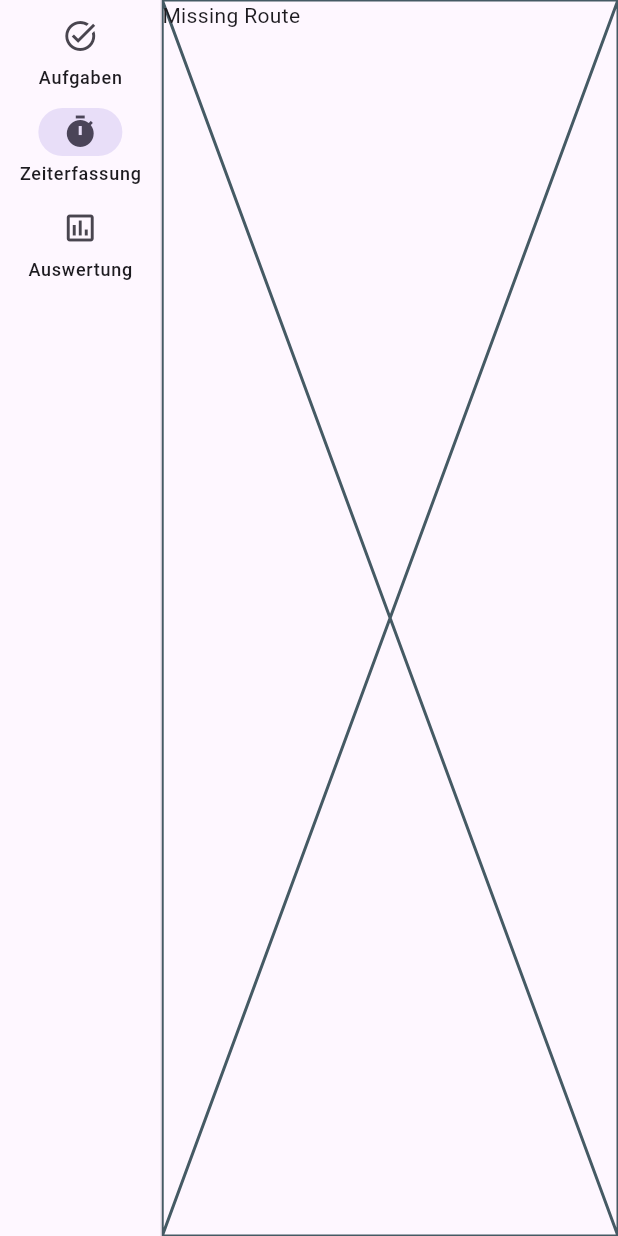
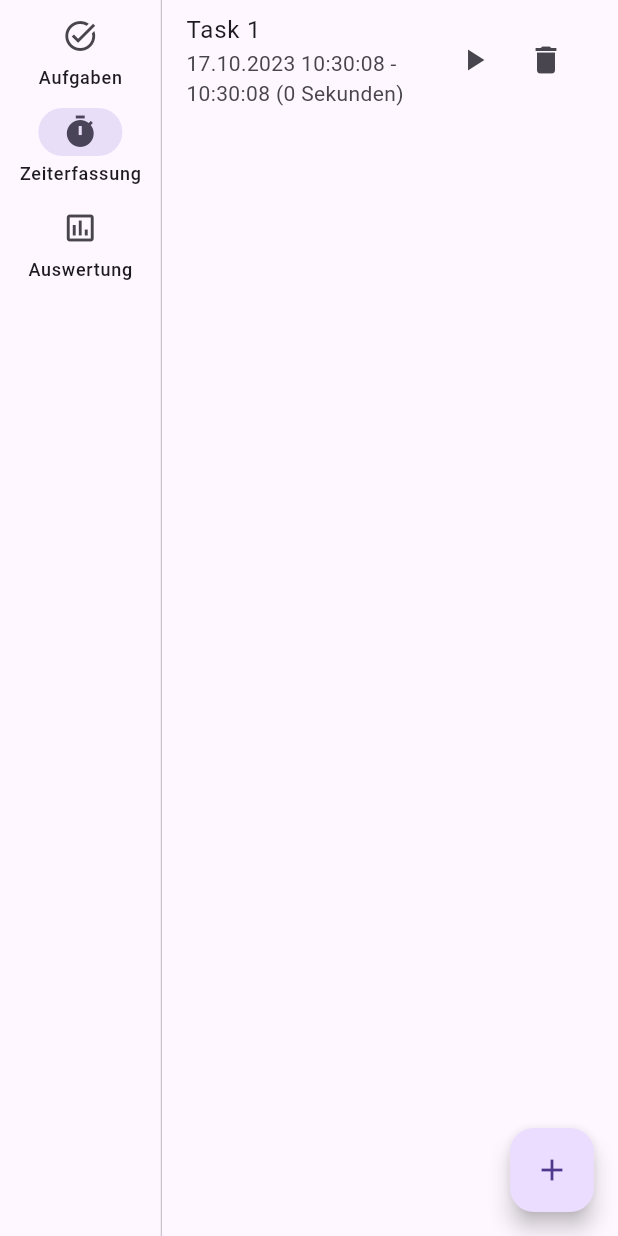
Before and after one commit to devtronic/modulare-flutter-apps, a Flutter app: the screen it shows after launch, after a tap on "Zeiterfassung", on a phone screen of 412 x 824 dp. Run offline on Flutter 3.47's test engine with Material 2 defaults, Android fonts, the phone set to English and light mode, and no system bars; our stand-ins replace reactive_forms, rxdart.

Commit message:
feat: Added time tracking logic

```diff
--- /dev/null
+++ b/lib/helper.dart
@@ -0,0 +1,62 @@
+import 'package:intl/intl.dart';
+
+extension DateFormatExtension on DateTime {
+  String format(String formatString) {
+    return DateFormat(formatString).format(this);
+  }
+
+  bool isSameDay(DateTime other) {
+    return day == other.day && month == other.month && year == other.year;
+  }
+}
+
+extension DurationExtension on Duration {
+  String asHumanReadable() {
+    var totalSeconds = inSeconds;
+    var out = "";
+
+    var secondsPerMinute = 60;
+    var secondsPerHour = 60 * secondsPerMinute;
+    var secondsPerDay = 24 * secondsPerHour;
+    if (totalSeconds >= secondsPerDay) {
+      var days = (totalSeconds / secondsPerDay).floor();
+      out += "$days Tag";
+      if (days != 1) {
+        out += "e";
+      }
+      out += ", ";
+      totalSeconds -= days * secondsPerDay;
+    }
+
+    if (totalSeconds >= secondsPerHour) {
+      var hours = (totalSeconds / secondsPerHour).floor();
+      out += "$hours Stunde";
+      if (hours != 1) {
+        out += "n";
+      }
+      out += ", ";
+      totalSeconds -= hours * secondsPerHour;
+    }
+
+    if (totalSeconds >= secondsPerMinute) {
+      var minutes = (totalSeconds / secondsPerMinute).floor();
+      out += "$minutes Minute";
+      if (minutes != 1) {
+        out += "n";
+      }
+      out += ", ";
+      totalSeconds -= minutes * secondsPerMinute;
+    }
+
+    if (totalSeconds >= 0) {
+      out += "$totalSeconds Sekunde";
+      if (totalSeconds != 1) {
+        out += "n";
+      }
+      out += ", ";
+      totalSeconds = 0;
+    }
+
+    return out.substring(0, out.length - 2);
+  }
+}
--- a/lib/navigation_outlet.dart
+++ b/lib/navigation_outlet.dart
@@ -1,14 +1,17 @@
+import 'package:ctwebdev2023/time_tracking/repository/time_tracking_repository.dart';
+import 'package:ctwebdev2023/time_tracking/widgets/time_tracking_list.dart';
 import 'package:flutter/material.dart';
 
 import 'tasks/repository/task_repository.dart';
 import 'tasks/widgets/tasks_list.dart';
 
 final _taskRepository = TaskRepository();
+final _timeTrackingRepository = TimeTrackingRepository();
 
 class NavigationOutlet extends StatefulWidget {
   final String? routeName;
 
-  const NavigationOutlet({this.routeName = null, super.key});
+  const NavigationOutlet({this.routeName, super.key});
 
   @override
   State<NavigationOutlet> createState() {
@@ -71,11 +74,17 @@ class _NavigationOutletState extends State<NavigationOutlet> {
       child: Navigator(
         key: navigatorKey,
         onGenerateRoute: (RouteSettings settings) {
-          WidgetBuilder builder = (ctx) => const Placeholder(
-                child: Text("Missing Route"),
-              );
+          WidgetBuilder builder = (ctx) {
+            return const Center(child: Text("Missing Route"));
+          };
+
           if (widget.routeName == null || widget.routeName == 'tasks') {
             builder = (ctx) => TasksList(taskRepository: _taskRepository);
+          } else if (widget.routeName == 'time-tracking') {
+            builder = (ctx) => TimeTrackingList(
+                  timeTrackingRepository: _timeTrackingRepository,
+                  taskRepository: _taskRepository,
+                );
           }
           return MaterialPageRoute<void>(
             builder: builder,
@@ -95,10 +104,7 @@ class _NavigationOutletState extends State<NavigationOutlet> {
         selectedIndex: screenIndex,
         useIndicator: true,
         onDestinationSelected: (int index) {
-          Navigator.of(context).pushNamed(_routes[index]);
-          setState(() {
-            screenIndex = index;
-          });
+          Navigator.of(context).pushReplacementNamed(_routes[index]);
         },
       ),
     );
--- a/lib/tasks/repository/task_repository.dart
+++ b/lib/tasks/repository/task_repository.dart
@@ -4,30 +4,30 @@ import '../dto/task.dart';
 import 'package:rxdart/rxdart.dart';
 
 class TaskRepository {
-  final _tasks$ = BehaviorSubject<List<Task>>();
+  final _tasks$ = BehaviorSubject<List<Task>>()..add([]);
 
   late final Stream<List<Task>> tasks$ = _tasks$;
 
   TaskRepository() {
-    _tasks$.value = [
-      // Task(
-      //   id: 1,
-      //   createdAt: DateTime.now().add(const Duration(days: 10)),
-      //   text: 'Task 1',
-      // ),
-      // Task(
-      //   id: 2,
-      //   createdAt: DateTime.now().add(const Duration(days: 12)),
-      //   text: 'Task 2',
-      //   isDone: true,
-      // ),
-      // Task(
-      //   id: 3,
-      //   createdAt: DateTime.now().add(const Duration(days: 1)),
-      //   text: 'Task 3',
-      //   isDone: false,
-      // ),
-    ];
+    _tasks$.add([
+      Task(
+        id: 1,
+        createdAt: DateTime.now().add(const Duration(days: 10)),
+        text: 'Task 1',
+      ),
+      Task(
+        id: 2,
+        createdAt: DateTime.now().add(const Duration(days: 12)),
+        text: 'Task 2',
+        isDone: true,
+      ),
+      Task(
+        id: 3,
+        createdAt: DateTime.now().add(const Duration(days: 1)),
+        text: 'Task 3',
+        isDone: false,
+      ),
+    ]);
   }
 
   void updateTaskState(Task task, bool isDone) {
@@ -43,7 +43,7 @@ class TaskRepository {
     }
     task.isDone = isDone;
     newTasks[index] = task;
-    _tasks$.value = newTasks;
+    _tasks$.add(newTasks);
   }
 
   void save(Task task) {
@@ -61,7 +61,7 @@ class TaskRepository {
       newTasks[index] = task;
     }
 
-    _tasks$.value = newTasks;
+    _tasks$.add(newTasks);
   }
 
   void delete(Task task) {
@@ -71,6 +71,6 @@ class TaskRepository {
       return;
     }
     newTasks.removeAt(index);
-    _tasks$.value = newTasks;
+    _tasks$.add(newTasks);
   }
 }
--- /dev/null
+++ b/lib/tasks/widgets/delete_task_dialog.dart
@@ -0,0 +1,32 @@
+import 'package:flutter/material.dart';
+
+import '../dto/task.dart';
+
+class DeleteTaskDialog extends StatelessWidget {
+  final Task task;
+
+  const DeleteTaskDialog({super.key, required this.task});
+
+  @override
+  Widget build(BuildContext context) {
+    return AlertDialog(
+      title: const Text('Aufgabe löschen'),
+      content: Text('Möchtest du die Aufgabe ${task.text} wirklich löschen?'),
+      actions: [
+        TextButton(
+          child: const Text('Abbrechen'),
+          onPressed: () {
+            Navigator.of(context).pop(false);
+          },
+        ),
+        FilledButton.tonal(
+          style: FilledButton.styleFrom(foregroundColor: Colors.redAccent),
+          child: const Text('Löschen'),
+          onPressed: () {
+            Navigator.of(context).pop(true);
+          },
+        )
+      ],
+    );
+  }
+}
--- a/lib/tasks/widgets/edit_task_dialog.dart
+++ b/lib/tasks/widgets/edit_task_dialog.dart
@@ -20,9 +20,12 @@ class EditTaskDialog extends StatelessWidget {
 
   @override
   Widget build(BuildContext context) {
+    var title = _task.id == 0
+        ? const Text("Aufgabe hinzufügen")
+        : const Text("Aufgabe bearbeiten");
     return AlertDialog(
       alignment: Alignment.center,
-      title: const Text("Aufgabe hinzufügen"),
+      title: title,
       content: _buildDialogContent(context),
       actions: _buildDialogActions(context),
     );
--- /dev/null
+++ b/lib/tasks/widgets/task_list_tile.dart
@@ -0,0 +1,48 @@
+import 'package:ctwebdev2023/tasks/dto/task.dart';
+import 'package:flutter/material.dart';
+
+class TaskListTile extends StatelessWidget {
+  final Task task;
+
+  final void Function(bool isDone) onUpdateTaskState;
+  final void Function() onEdit;
+  final void Function() onDelete;
+
+  const TaskListTile({
+    required this.task,
+    required this.onEdit,
+    required this.onDelete,
+    required this.onUpdateTaskState,
+    super.key,
+  });
+
+  @override
+  Widget build(BuildContext context) {
+    return CheckboxListTile(
+      controlAffinity: ListTileControlAffinity.leading,
+      title: _buildTitle(),
+      value: task.isDone,
+      onChanged: (checked) => onUpdateTaskState(checked ?? false),
+      secondary: _buildActions(),
+    );
+  }
+
+  Widget _buildActions() {
+    return Flex(
+      direction: Axis.horizontal,
+      mainAxisSize: MainAxisSize.min,
+      children: [
+        IconButton(onPressed: onEdit, icon: const Icon(Icons.edit)),
+        IconButton(onPressed: onDelete, icon: const Icon(Icons.delete_outline))
+      ],
+    );
+  }
+
+  Text _buildTitle() {
+    TextStyle? style;
+    if (task.isDone) {
+      style = const TextStyle(decoration: TextDecoration.lineThrough);
+    }
+    return Text(task.text, style: style);
+  }
+}
--- a/lib/tasks/widgets/tasks_list.dart
+++ b/lib/tasks/widgets/tasks_list.dart
@@ -1,6 +1,8 @@
-import 'package:ctwebdev2023/tasks/widgets/edit_task_dialog.dart';
 import 'package:flutter/material.dart';
 
+import './delete_task_dialog.dart';
+import './edit_task_dialog.dart';
+import './task_list_tile.dart';
 import '../dto/task.dart';
 import '../repository/task_repository.dart';
 
@@ -21,19 +23,31 @@ class TasksList extends StatelessWidget {
           if (!snapshot.hasData) {
             return const Center(child: CircularProgressIndicator());
           }
+          return _buildBody(context, snapshot.data!);
+        },
+      ),
+      floatingActionButton: _buildFloatingActionButton(context),
+    );
+  }
 
-          if (snapshot.data!.isEmpty) {
+  Widget _buildBody(BuildContext context, List<Task> tasks) {
+    if (tasks.isEmpty) {
       return const Center(
         child: Text('Noch keine Todos vorhanden'),
       );
     }
 
     return ListView(
-            children: snapshot.data!.map(_buildTaskListTile).toList(),
+      children: tasks.map((task) {
+        return TaskListTile(
+          task: task,
+          onEdit: () => _editTask(context, task),
+          onDelete: () => _deleteTask(context, task),
+          onUpdateTaskState: (isDone) {
+            _tasksRepository.updateTaskState(task, isDone);
+          },
         );
-        },
-      ),
-      floatingActionButton: _buildFloatingActionButton(context),
+      }).toList(),
     );
   }
 
@@ -59,39 +73,6 @@ class TasksList extends StatelessWidget {
     }
   }
 
-  Widget _buildTaskListTile(Task task) {
-    return CheckboxListTile(
-      controlAffinity: ListTileControlAffinity.leading,
-      title: Text(
-        task.text,
-        style: task.isDone
-            ? const TextStyle(decoration: TextDecoration.lineThrough)
-            : null,
-      ),
-      value: task.isDone,
-      onChanged: (checked) =>
-          _tasksRepository.updateTaskState(task, checked ?? false),
-      secondary: Builder(
-        builder: (context) {
-          return Flex(
-            direction: Axis.horizontal,
-            mainAxisSize: MainAxisSize.min,
-            children: [
-              IconButton(
-                onPressed: () => _editTask(context, task),
-                icon: const Icon(Icons.edit),
-              ),
-              IconButton(
-                onPressed: () => _deleteTask(context, task),
-                icon: const Icon(Icons.delete_outline),
-              ),
-            ],
-          );
-        },
-      ),
-    );
-  }
-
   _deleteTask(BuildContext context, Task task) async {
     if (await _confirmDelete(context, task)) {
       _tasksRepository.delete(task);
@@ -99,30 +80,10 @@ class TasksList extends StatelessWidget {
   }
 
   Future<bool> _confirmDelete(BuildContext context, Task task) async {
-    return (await showDialog<bool>(
+    var result = await showDialog<bool>(
       context: context,
-          builder: (context) => AlertDialog(
-            title: Text('Aufgabe löschen'),
-            content:
-                Text('Möchtest du die Aufgabe ${task.text} wirklich löschen?'),
-            actions: [
-              TextButton(
-                child: const Text('Abbrechen'),
-                onPressed: () {
-                  Navigator.of(context).pop(false);
-                },
-              ),
-              FilledButton.tonal(
-                style:
-                    FilledButton.styleFrom(foregroundColor: Colors.redAccent),
-                child: const Text('Löschen'),
-                onPressed: () {
-                  Navigator.of(context).pop(true);
-                },
-              )
-            ],
-          ),
-        )) ??
-        false;
+      builder: (context) => DeleteTaskDialog(task: task),
+    );
+    return result ?? false;
   }
 }
--- /dev/null
+++ b/lib/time_tracking/dto/time_tracking_entry.dart
@@ -0,0 +1,13 @@
+class TimeTrackingEntry {
+  int id;
+  int taskId;
+  DateTime startedAt;
+  DateTime? endedAt;
+
+  TimeTrackingEntry({
+    required this.id,
+    required this.taskId,
+    required this.startedAt,
+    this.endedAt,
+  });
+}
--- /dev/null
+++ b/lib/time_tracking/repository/time_tracking_repository.dart
@@ -0,0 +1,59 @@
+import 'dart:math';
+
+import 'package:ctwebdev2023/tasks/dto/task.dart';
+import 'package:rxdart/rxdart.dart';
+
+import '../dto/time_tracking_entry.dart';
+
+class TimeTrackingRepository {
+  final _entries$ = BehaviorSubject<List<TimeTrackingEntry>>()
+    ..add([
+      TimeTrackingEntry(
+          id: 1, startedAt: DateTime.now(), endedAt: DateTime.now(), taskId: 1)
+    ]);
+
+  late final Stream<List<TimeTrackingEntry>> entries$ = _entries$;
+
+  void startTimeTracking(Task task) {
+    var entry = TimeTrackingEntry(
+      id: _getNewId(),
+      taskId: task.id,
+      startedAt: DateTime.now(),
+    );
+
+    _entries$.add([
+      ..._entries$.value,
+      entry,
+    ]);
+  }
+
+  int _getNewId() {
+    if (_entries$.value.isEmpty) {
+      return 1;
+    }
+    return _entries$.value.map((e) => e.id).reduce(max) + 1;
+  }
+
+  void stopTimeTracking(TimeTrackingEntry entry) {
+    var newEntries = [..._entries$.value];
+    entry.endedAt = DateTime.now();
+
+    var index = newEntries.indexWhere((e) => e.id == entry.id);
+    if (index < 0) {
+      return;
+    }
+    newEntries[index] = entry;
+    _entries$.add(newEntries);
+  }
+
+  void delete(TimeTrackingEntry entry) {
+    var newEntries = [..._entries$.value];
+    var index = newEntries.indexWhere((e) => e.id == entry.id);
+    if (index < 0) {
+      return;
+    }
+    newEntries.removeAt(index);
+    _entries$.add(newEntries);
+
+  }
+}
--- /dev/null
+++ b/lib/time_tracking/widgets/time_tracking_list.dart
@@ -0,0 +1,121 @@
+import 'dart:async';
+
+import 'package:ctwebdev2023/time_tracking/widgets/delete_time_tracking_entry_dialog.dart';
+import 'package:flutter/material.dart';
+import 'package:rxdart/rxdart.dart';
+
+import '../../tasks/dto/task.dart';
+import '../../tasks/repository/task_repository.dart';
+import '../../tasks/widgets/select_task_dialog.dart';
+import '../widgets/time_tracking_list_tile.dart';
+import '../dto/time_tracking_entry.dart';
+import '../repository/time_tracking_repository.dart';
+
+class TimeTrackingListEntry {
+  final TimeTrackingEntry entry;
+  final Task? task;
+
+  TimeTrackingListEntry({required this.entry, this.task});
+}
+
+class TimeTrackingList extends StatelessWidget {
+  final TimeTrackingRepository _timeTrackingRepository;
+  final TaskRepository _taskRepository;
+
+  const TimeTrackingList({
+    required TimeTrackingRepository timeTrackingRepository,
+    required TaskRepository taskRepository,
+    super.key,
+  })  : _timeTrackingRepository = timeTrackingRepository,
+        _taskRepository = taskRepository;
+
+  @override
+  Widget build(BuildContext context) {
+    var entries$ = CombineLatestStream(
+      [
+        _timeTrackingRepository.entries$.asBroadcastStream(),
+        _taskRepository.tasks$.asBroadcastStream()
+      ],
+      (values) {
+        var entries = values[0].toList() as List<TimeTrackingEntry>;
+        var tasks = values[1] as List<Task>;
+        entries.sort((a, b) => a.startedAt.isAfter(b.startedAt) ? -1 : 1);
+        return entries
+            .map(
+              (e) => TimeTrackingListEntry(
+                entry: e,
+                task: tasks.where((t) => t.id == e.taskId).firstOrNull,
+              ),
+            )
+            .toList();
+      },
+    );
+    return Scaffold(
+      body: StreamBuilder<List<TimeTrackingListEntry>>(
+        stream: entries$,
+        builder: (context, snapshot) {
+          if (!snapshot.hasData) {
+            return const Center(child: CircularProgressIndicator());
+          }
+          var data = snapshot.data!;
+          if (data.isEmpty) {
+            return const Center(child: Text('Noch keine Einträge vorhanden'));
+          }
+          return ListView(
+            children: data
+                .map((e) => TimeTrackingListTile(
+                      listEntry: e,
+                      onStop: () => _onStop(e.entry),
+                      onDelete: () => _onDelete(context, e.entry),
+                      onContinue: e.task != null
+                          ? () =>
+                              _timeTrackingRepository.startTimeTracking(e.task!)
+                          : null,
+                    ))
+                .toList(),
+          );
+        },
+      ),
+      floatingActionButton: _buildFloatingActionButton(context),
+    );
+  }
+
+  Widget _buildFloatingActionButton(BuildContext context) {
+    return FloatingActionButton(
+      child: const Icon(Icons.add),
+      onPressed: () async {
+        var task = await selectTask(context);
+        if (task != null) {
+          _timeTrackingRepository.startTimeTracking(task);
+        }
+      },
+    );
+  }
+
+  Future<Task?> selectTask(BuildContext context) {
+    return showDialog<Task>(
+      context: context,
+      builder: (ctx) => SelectTaskDialog(
+        taskRepository: _taskRepository,
+      ),
+    );
+  }
+
+  void _onStop(TimeTrackingEntry entry) {
+    _timeTrackingRepository.stopTimeTracking(entry);
+  }
+
+  Future<void> _onDelete(BuildContext context, TimeTrackingEntry entry) async {
+    if (await _confirmDelete(context)) {
+      _timeTrackingRepository.delete(entry);
+    }
+  }
+
+  Future<bool> _confirmDelete(BuildContext context) async {
+    var result = await showDialog<bool>(
+      context: context,
+      builder: (ctx) => const DeleteTimeTrackingEntryDialog(),
+    );
+    return result ?? false;
+  }
+}
--- /dev/null
+++ b/lib/time_tracking/widgets/time_tracking_list_tile.dart
@@ -0,0 +1,81 @@
+import 'dart:async';
+
+import 'package:flutter/material.dart';
+
+import '../../helper.dart';
+import '../../time_tracking/widgets/time_tracking_list.dart';
+import '../dto/time_tracking_entry.dart';
+
+class TimeTrackingListTile extends StatelessWidget {
+  final TimeTrackingListEntry listEntry;
+  final Function() onStop;
+  final Function()? onContinue;
+  final Function()? onDelete;
+
+  const TimeTrackingListTile({
+    super.key,
+    required this.listEntry,
+    required this.onStop,
+    required this.onContinue,
+    required this.onDelete,
+  });
+
+  @override
+  Widget build(BuildContext context) {
+    return ListTile(
+      title: Text(listEntry.task?.text ?? "Unbekannt"),
+      subtitle: _buildSubtitle(listEntry.entry),
+      trailing: Row(
+        mainAxisSize: MainAxisSize.min,
+        children: [
+          if (listEntry.entry.endedAt == null)
+            IconButton(
+              onPressed: onStop,
+              icon: const Icon(Icons.stop),
+            ),
+          if (listEntry.entry.endedAt != null && onContinue != null)
+            IconButton(
+              onPressed: onContinue,
+              icon: const Icon(Icons.play_arrow),
+            ),
+          if (listEntry.entry.endedAt != null)
+            IconButton(
+              onPressed: onDelete,
+              icon: const Icon(Icons.delete),
+            ),
+        ],
+      ),
+    );
+  }
+
+  Widget _buildSubtitle(TimeTrackingEntry entry) {
+    if (entry.endedAt == null) {
+      return StreamBuilder(
+          stream: Stream.periodic(const Duration(seconds: 1)),
+          builder: (context, snapshot) {
+            return Text(_formatEntryTime(
+              entry.startedAt,
+              DateTime.now(),
+              includeEnd: false,
+            ));
+          });
+    }
+
+    return Text(_formatEntryTime(entry.startedAt, entry.endedAt!));
+  }
+
+  String _formatEntryTime(DateTime start, DateTime end,
+      {bool includeEnd = true}) {
+    var startedAt = start.format('d.M.y kk:mm:ss');
+
+    var endFormat = start.isSameDay(end) ? 'kk:mm:ss' : 'd.M.y kk:mm:ss';
+    var endedAt = end.format(endFormat);
+
+    var duration = end.difference(start);
+    var durationString = duration.asHumanReadable();
+
+    return includeEnd
+        ? "$startedAt - $endedAt ($durationString)"
+        : "$startedAt ($durationString)";
+  }
+}
--- a/pubspec.yaml
+++ b/pubspec.yaml
@@ -19,7 +19,7 @@ publish_to: 'none' # Remove this line if you wish to publish to pub.dev
 version: 1.0.0+1
 
 environment:
-  sdk: '>=2.19.6 <3.0.0'
+  sdk: '>=3.0.0 <4.0.0'
 
 # Dependencies specify other packages that your package needs in order to work.
 # To automatically upgrade your package dependencies to the latest versions
@@ -37,6 +37,7 @@ dependencies:
   cupertino_icons: ^1.0.2
   rxdart: ^0.27.7
   reactive_forms: ^16.1.0
+  intl: ^0.18.1
 
 dev_dependencies:
   flutter_test:
```
Also changed, not shown: lib/tasks/widgets/select_task_dialog.dart (added, +102 -0 lines), lib/time_tracking/widgets/delete_time_tracking_entry_dialog.dart (added, +28 -0 lines), pubspec.lock. Lines whose indentation alone changed are shown as unchanged.
